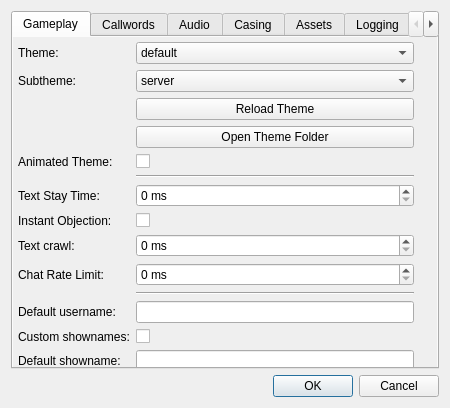
This is resource/ui/optionsdialogue.ui in AttorneyOnline/AO2-Client as Qt 5 draws it before an edit. The edited form follows.
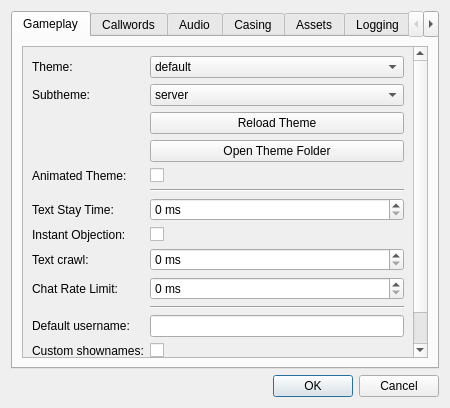
This is the edited form.

Commit message: Fixed your UI layout issue

```diff
--- a/resource/ui/optionsdialogue.ui
+++ b/resource/ui/optionsdialogue.ui
@@ -28,15 +28,9 @@
         <attribute name="title">
          <string>Gameplay</string>
         </attribute>
+        <layout class="QVBoxLayout" name="verticalLayout_2">
+         <item>
         <widget class="QScrollArea" name="scrollArea">
-         <property name="geometry">
-          <rect>
-           <x>-1</x>
-           <y>-1</y>
-           <width>431</width>
-           <height>341</height>
-          </rect>
-         </property>
          <property name="widgetResizable">
           <bool>true</bool>
          </property>
@@ -45,29 +39,11 @@
            <rect>
             <x>0</x>
             <y>0</y>
-            <width>429</width>
-            <height>339</height>
-           </rect>
-          </property>
-          <widget class="QWidget" name="formLayoutWidget">
-           <property name="geometry">
-            <rect>
-             <x>0</x>
-             <y>0</y>
-             <width>401</width>
-             <height>422</height>
-            </rect>
-           </property>
-           <layout class="QFormLayout" name="ui_form_layout_widget_3">
-            <property name="leftMargin">
-             <number>5</number>
-            </property>
-            <property name="topMargin">
-             <number>5</number>
-            </property>
-            <property name="bottomMargin">
-             <number>5</number>
-            </property>
+              <width>392</width>
+              <height>383</height>
+             </rect>
+            </property>
+            <layout class="QFormLayout" name="formLayout">
             <item row="0" column="0">
              <widget class="QLabel" name="ui_theme_label_3">
               <property name="text">
@@ -257,7 +233,8 @@
            </layout>
           </widget>
          </widget>
-        </widget>
+         </item>
+        </layout>
        </widget>
        <widget class="QWidget" name="ui_callwords_tab">
         <attribute name="title">
```
Lines whose indentation alone changed are shown as unchanged.
